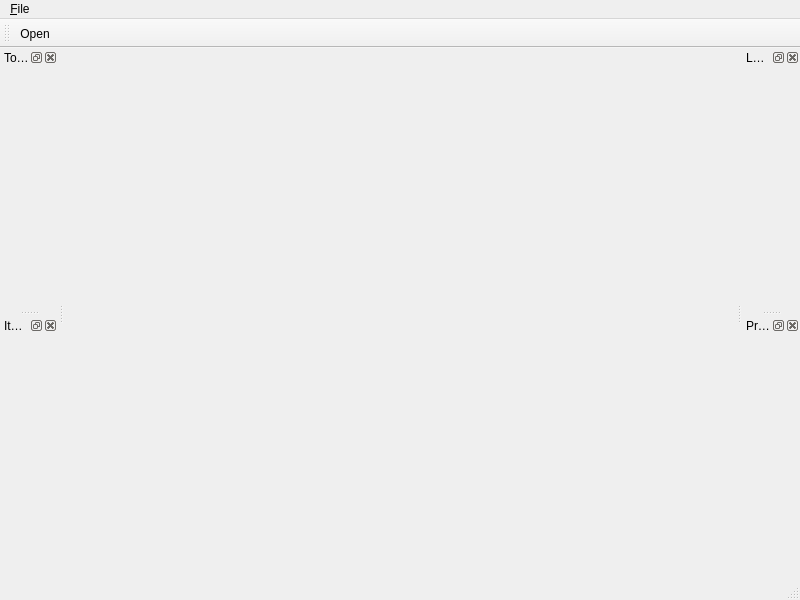
Qt form src/ui/LaserControllerWindow.ui (oneminute/LaserController) before a commit.
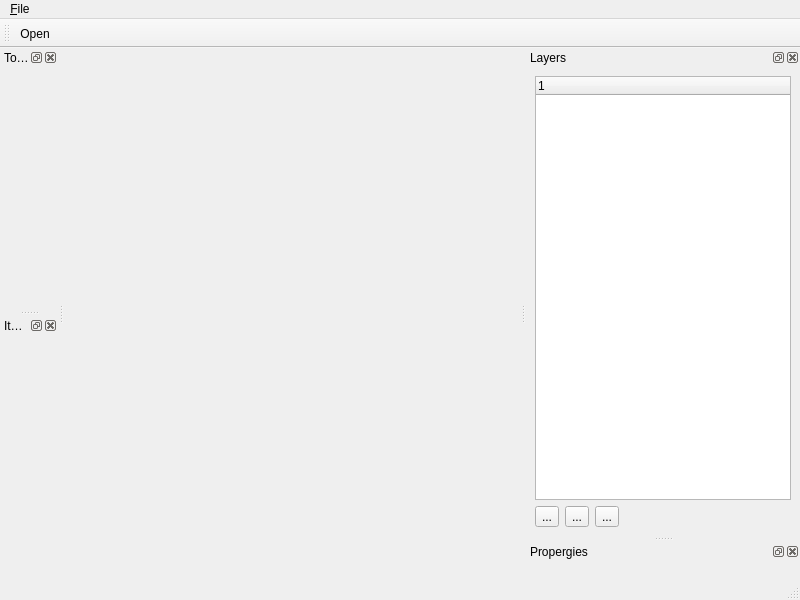
The same form after that commit.

```diff
--- a/src/ui/LaserControllerWindow.ui
+++ b/src/ui/LaserControllerWindow.ui
@@ -70,7 +70,57 @@
    <attribute name="dockWidgetArea">
     <number>2</number>
    </attribute>
-   <widget class="QWidget" name="dockWidgetContents_3"/>
+   <widget class="QWidget" name="dockWidgetContents_3">
+    <layout class="QVBoxLayout" name="verticalLayout">
+     <item>
+      <widget class="QTreeWidget" name="treeWidget">
+       <column>
+        <property name="text">
+         <string notr="true">1</string>
+        </property>
+       </column>
+      </widget>
+     </item>
+     <item>
+      <layout class="QHBoxLayout" name="horizontalLayout">
+       <item>
+        <widget class="QToolButton" name="toolButtonAddEngravingLayer">
+         <property name="text">
+          <string>...</string>
+         </property>
+        </widget>
+       </item>
+       <item>
+        <widget class="QToolButton" name="toolButtonAddCuttingLayer">
+         <property name="text">
+          <string>...</string>
+         </property>
+        </widget>
+       </item>
+       <item>
+        <widget class="QToolButton" name="toolButton_3">
+         <property name="text">
+          <string>...</string>
+         </property>
+        </widget>
+       </item>
+       <item>
+        <spacer name="horizontalSpacer">
+         <property name="orientation">
+          <enum>Qt::Horizontal</enum>
+         </property>
+         <property name="sizeHint" stdset="0">
+          <size>
+           <width>40</width>
+           <height>20</height>
+          </size>
+         </property>
+        </spacer>
+       </item>
+      </layout>
+     </item>
+    </layout>
+   </widget>
   </widget>
   <widget class="QDockWidget" name="dockWidgetProperties">
    <property name="windowTitle">
```
